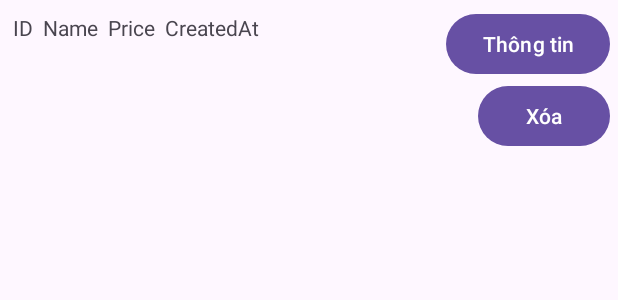
After one commit to manhvv15/PRM392_Project, an Android app: the layout storeage_list.xml on its own in the app's theme, with its tools: preview values and no code run, on a phone screen of 412 x 824 dp. The commit adds this screen. Shown: the top 300 px of the screen. Run offline under Robolectric (Android 15) with nearby library versions, the phone set to English and light mode, and no system bars.

Commit message:
Add storage

```diff
--- a/app/src/main/AndroidManifest.xml
+++ b/app/src/main/AndroidManifest.xml
@@ -16,6 +16,9 @@
         android:supportsRtl="true"
         android:theme="@style/Theme.PRM392_Project"
         tools:targetApi="31">
+        <activity
+            android:name=".Admin_Storeage"
+            android:exported="false" />
         <activity
             android:name=".DetailProduct"
             android:exported="false" />
--- /dev/null
+++ b/app/src/main/java/com/example/prm392_project/adapter/StoreageAdapter.java
@@ -0,0 +1,4 @@
+package com.example.prm392_project.adapter;
+
+public class StoreageAdapter {
+}
--- /dev/null
+++ b/app/src/main/res/layout/storeage_list.xml
@@ -0,0 +1,47 @@
+<?xml version="1.0" encoding="utf-8"?>
+<LinearLayout xmlns:android="http://schemas.android.com/apk/res/android"
+    android:layout_width="match_parent"
+    android:padding="5dp"
+    android:layout_height="wrap_content">
+
+    <TextView
+        android:layout_width="wrap_content"
+        android:layout_height="wrap_content"
+        android:id="@+id/IdStore"
+        android:padding="3dp"
+        android:text="ID"/>
+    <TextView
+        android:layout_width="wrap_content"
+        android:layout_height="wrap_content"
+        android:id="@+id/NameStore"
+        android:padding="3dp"
+        android:text="Name"/>
+    <TextView
+        android:layout_width="wrap_content"
+        android:layout_height="wrap_content"
+        android:id="@+id/PriceStore"
+        android:padding="3dp"
+        android:text="Price"/>
+    <TextView
+        android:layout_width="wrap_content"
+        android:layout_height="wrap_content"
+        android:id="@+id/CreatedAtStore"
+        android:padding="3dp"
+        android:text="CreatedAt"/>
+    <LinearLayout
+        android:layout_width="match_parent"
+        android:layout_height="wrap_content"
+        android:orientation="vertical"
+        android:gravity="right">
+        <Button
+            android:layout_width="wrap_content"
+            android:layout_height="wrap_content"
+            android:text="Thông tin"
+            android:id="@+id/btnInforStore"/>
+        <Button
+            android:layout_width="wrap_content"
+            android:layout_height="wrap_content"
+            android:text="Xóa"
+            android:id="@+id/btnDeleteStore"/>
+    </LinearLayout>
+</LinearLayout>
--- a/app/src/main/res/values/colors.xml
+++ b/app/src/main/res/values/colors.xml
@@ -12,7 +12,7 @@
     <color name="colorAccent">#FF5722</color>
     <color name="colorTextFirst">#000000</color>
     <color name="colorTextSecond">#777474</color>
-    <color name="colorview">#A5A2A2</color>
+    <color name="colorview">#D1C7C7</color>
     <color name="VND">#71BDAE</color>
     <color name="SoLuong">#BD9CBD</color>
 </resources>
```
Also changed, not shown: app/src/main/java/com/example/prm392_project/Admin_Storeage.java (added, +14 -0 lines), app/src/main/java/com/example/prm392_project/DetailProduct.java (+53 -0 lines), app/src/main/java/com/example/prm392_project/adapter/ProductAdapter.java (+64 -3 lines), app/src/main/java/com/example/prm392_project/dal/ProductDAO.java (+52 -0 lines), app/src/main/res/layout/activity_admin_storeage.xml (added, +9 -0 lines), app/src/main/res/layout/activity_detail_product.xml (+73 -2 lines).
